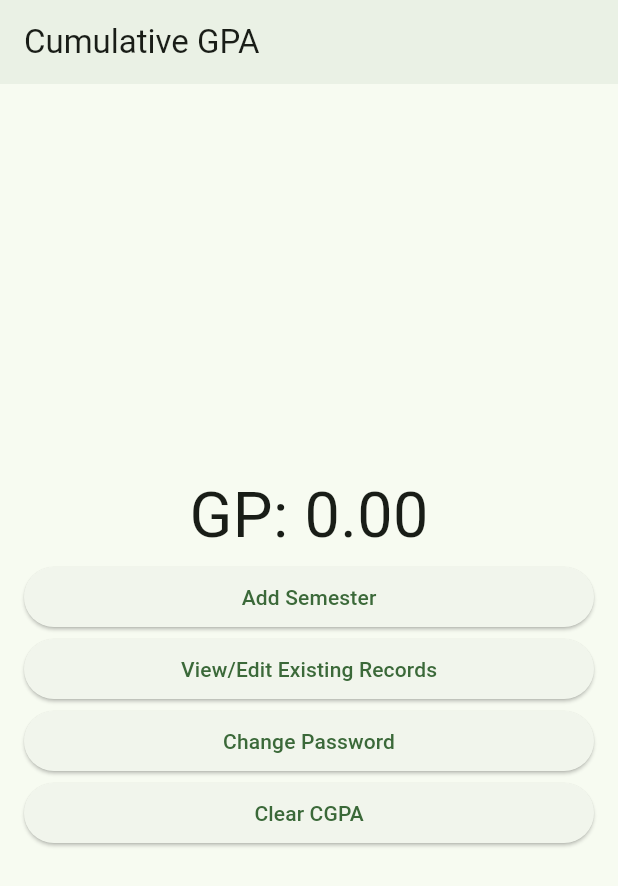
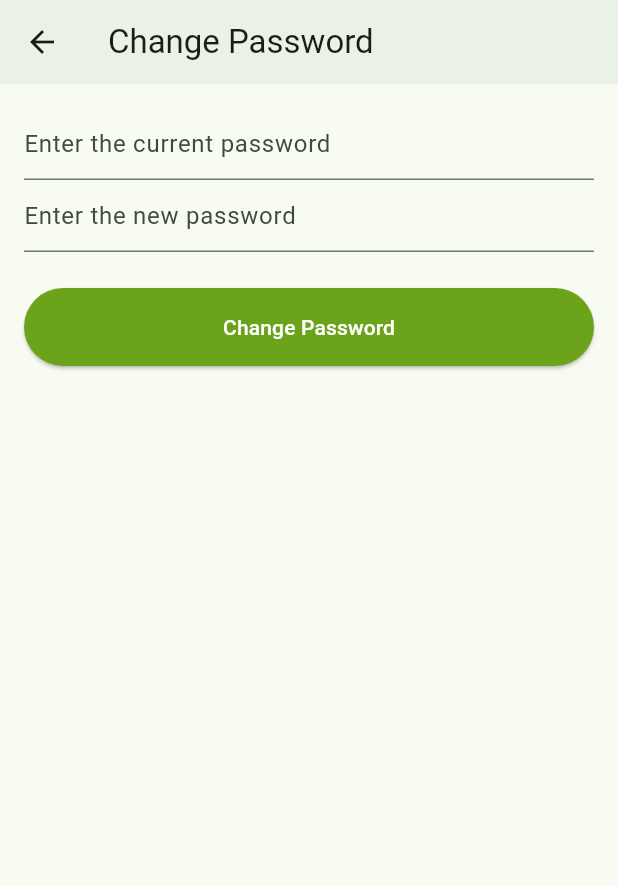
Before and after one commit to amuke-suns/gp_calculator_csc403, a Flutter app: the CGPAHomeScreen screen opened by its route, after a tap on "Change Password", on a phone screen of 412 x 824 dp. Shown: the top 886 px of the screen. Run offline on Flutter 3.47's test engine with Material 2 defaults, Android fonts, the phone set to English and light mode, and no system bars; our stand-ins replace hive, hive_flutter, shared_preferences; accounts and stored records are empty.

Commit message:
Implemented the change password functionality.

```diff
--- a/lib/main.dart
+++ b/lib/main.dart
@@ -5,6 +5,7 @@ import 'package:gp_calculator/model/gp_report.dart';
 import 'package:gp_calculator/screens/calc_options_screen.dart';
 import 'package:gp_calculator/screens/cgpa_home_screen.dart';
 import 'package:gp_calculator/screens/cgpa_list_screen.dart';
+import 'package:gp_calculator/screens/change_password_screen.dart';
 import 'package:gp_calculator/screens/full_report_screen.dart';
 import 'package:gp_calculator/screens/get_started_screen.dart';
 import 'package:gp_calculator/screens/gp_report_screen.dart';
@@ -64,6 +65,9 @@ class MyApp extends StatelessWidget {
           NavigationUtils.fullReport: (context) => FullReportScreen(
             fullReport: ModalRoute.of(context)?.settings.arguments as FullReport,
           ),
+          NavigationUtils.changePassword: (context) => ChangePasswordScreen(
+            currentPassword: ModalRoute.of(context)?.settings.arguments as String,
+          ),
 
         },
       ),
--- a/lib/screens/cgpa_home_screen.dart
+++ b/lib/screens/cgpa_home_screen.dart
@@ -1,5 +1,6 @@
 import 'package:flutter/material.dart';
 import 'package:gp_calculator/model/full_report.dart';
+import 'package:gp_calculator/services/storage_service.dart';
 import 'package:gp_calculator/utilities/constants.dart';
 import 'package:gp_calculator/utilities/navigation_utils.dart';
 import 'package:hive_flutter/hive_flutter.dart';
@@ -74,7 +75,12 @@ class CGPAHomeScreen extends StatelessWidget {
               SizedBox(
                 width: double.infinity,
                 child: ElevatedButton(
-                  onPressed: () {},
+                  onPressed: () async {
+                    final password = await StorageServiceImpl().getCGPAPassword();
+                    if (context.mounted) {
+                      NavigationUtils.goToChangePassword(context, password);
+                    }
+                  },
                   child: const Text('Change Password'),
                 ),
               ),
--- /dev/null
+++ b/lib/screens/change_password_screen.dart
@@ -0,0 +1,98 @@
+import 'package:flutter/material.dart';
+import 'package:gp_calculator/services/storage_service.dart';
+import 'package:gp_calculator/widgets/app_button.dart';
+
+class ChangePasswordScreen extends StatefulWidget {
+  final String currentPassword;
+
+  const ChangePasswordScreen({
+    super.key,
+    required this.currentPassword,
+  });
+
+  @override
+  State<ChangePasswordScreen> createState() => _ChangePasswordScreenState();
+}
+
+class _ChangePasswordScreenState extends State<ChangePasswordScreen> {
+  final _formKey = GlobalKey<FormState>();
+
+  String? _newPassword;
+
+  @override
+  Widget build(BuildContext context) {
+    return SafeArea(
+      child: Scaffold(
+        appBar: AppBar(
+          title: const Text('Change Password'),
+          elevation: 2,
+        ),
+        body: Padding(
+          padding: const EdgeInsets.all(16.0),
+          child: Form(
+            key: _formKey,
+            child: Column(
+              children: [
+                TextFormField(
+                  // obscureText: true,
+                  decoration: const InputDecoration(
+                    hintText: 'Enter the current password',
+                  ),
+                  validator: (value) {
+                    if (value == null || value.isEmpty) {
+                      return 'Please enter the current password';
+                    } else if (value != widget.currentPassword) {
+                      return 'Wrong current password';
+                    } else {
+                      return null;
+                    }
+                  },
+                ),
+                TextFormField(
+                  // ddsobscureText: true,
+                  decoration: const InputDecoration(
+                    hintText: 'Enter the new password',
+                  ),
+                  validator: (value) {
+                    if (value == null || value.isEmpty) {
+                      return 'Please specify your new password';
+                    } else if (value == widget.currentPassword) {
+                      return 'The new password cannot be the same as the current one';
+                    } else if (value.trim().length < 6) {
+                      return 'The password should be at least 6 characters';
+                    } else {
+                      return null;
+                    }
+                  },
+                  onSaved: (value) {
+                    _newPassword = value!;
+                  },
+                ),
+                const SizedBox(height: 24),
+                AppButton(
+                  title: 'Change Password',
+                  onPressed: () async {
+                    final form = _formKey.currentState!;
+
+                    if (form.validate()) {
+                      form.save();
+                      await StorageServiceImpl().setCGPAPassword(_newPassword!);
+
+                      if (context.mounted) {
+                        ScaffoldMessenger.of(context).showSnackBar(
+                          const SnackBar(content: Text('Password changed successfully')),
+                        );
+
+                        Navigator.pop(context);
+                      }
+                    }
+                  },
+                ),
+              ],
+            ),
+          ),
+        ),
+      ),
+    );
+  }
+}
--- a/lib/utilities/navigation_utils.dart
+++ b/lib/utilities/navigation_utils.dart
@@ -12,6 +12,7 @@ class NavigationUtils {
   static String gpReport = '/report';
   static String fullReport = '/fullReport';
   static String cgpaList = '/cgpaList';
+  static String changePassword = '/changePassword';
 
   static void goToNamed(BuildContext context, String name) {
     Navigator.pushNamed(context, name);
@@ -25,6 +26,10 @@ class NavigationUtils {
     Navigator.pushNamed(context, fullReport, arguments: report);
   }
 
+  static void goToChangePassword(BuildContext context, String currentPassword) {
+    Navigator.pushNamed(context, changePassword, arguments: currentPassword);
+  }
+
   static void goBackToOptions(BuildContext context) {
     Navigator.popUntil(context, ModalRoute.withName(options));
   }
```
